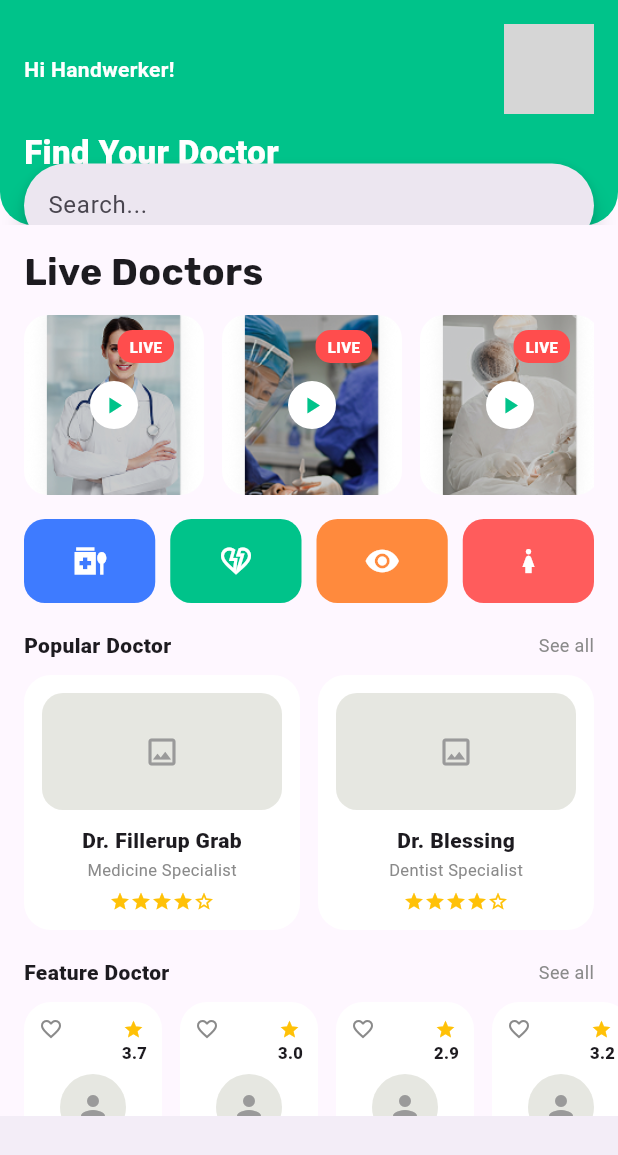
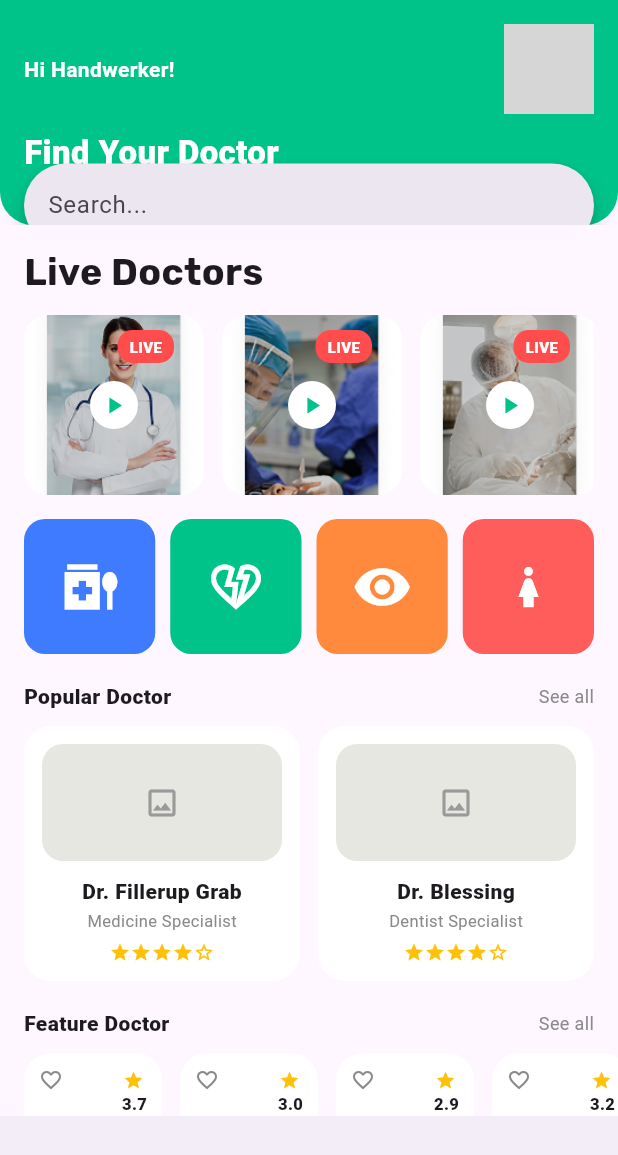
Before and after one commit to SalahHassan202/flutter_doctor_hunt_app, a Flutter app: the HomeScreen screen opened directly, on a phone screen of 412 x 824 dp. Shown: the top 1155 px of the screen. Run offline on Flutter 3.47's test engine with Material 3 defaults, Android fonts, the phone set to English and light mode, and no system bars; our stand-ins replace google_fonts; grey boxes are pictures that could not be loaded.

Commit message:
update catogry title file

```diff
--- a/lib/home_Screen/widgets/catogry_title.dart
+++ b/lib/home_Screen/widgets/catogry_title.dart
@@ -8,12 +8,13 @@ class CatogryTitle extends StatelessWidget {
   @override
   Widget build(BuildContext context) {
     return Container(
-      height: 56,
+      width: 80,
+      height: 90,
       decoration: BoxDecoration(
         color: color,
         borderRadius: BorderRadius.circular(14),
       ),
-      child: Icon(icon, color: Colors.white),
+      child: Icon(icon, color: Colors.white, size: 40),
     );
   }
 }
```
